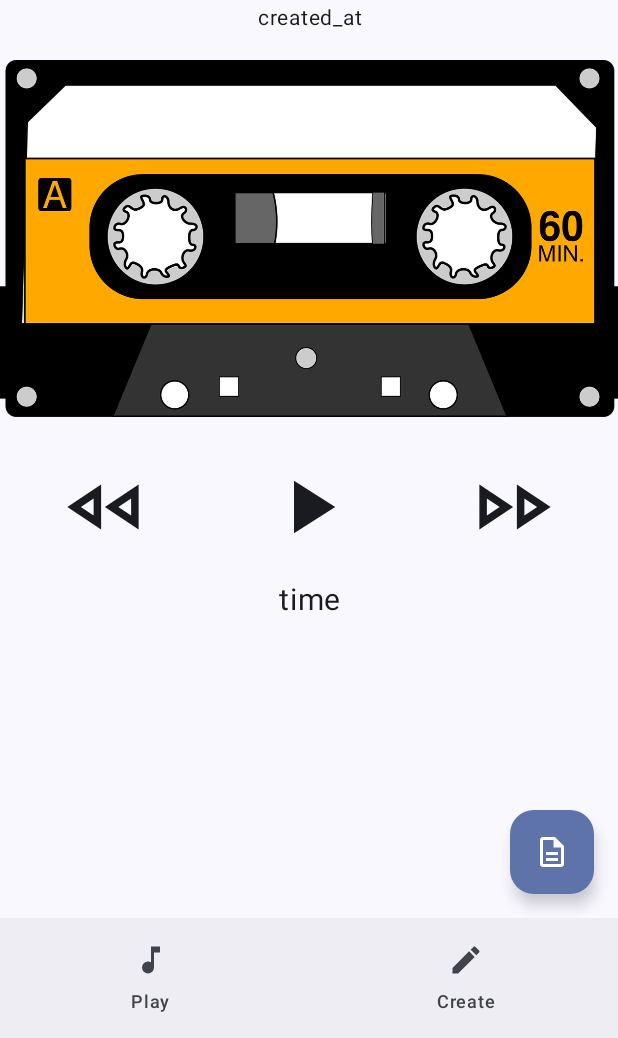
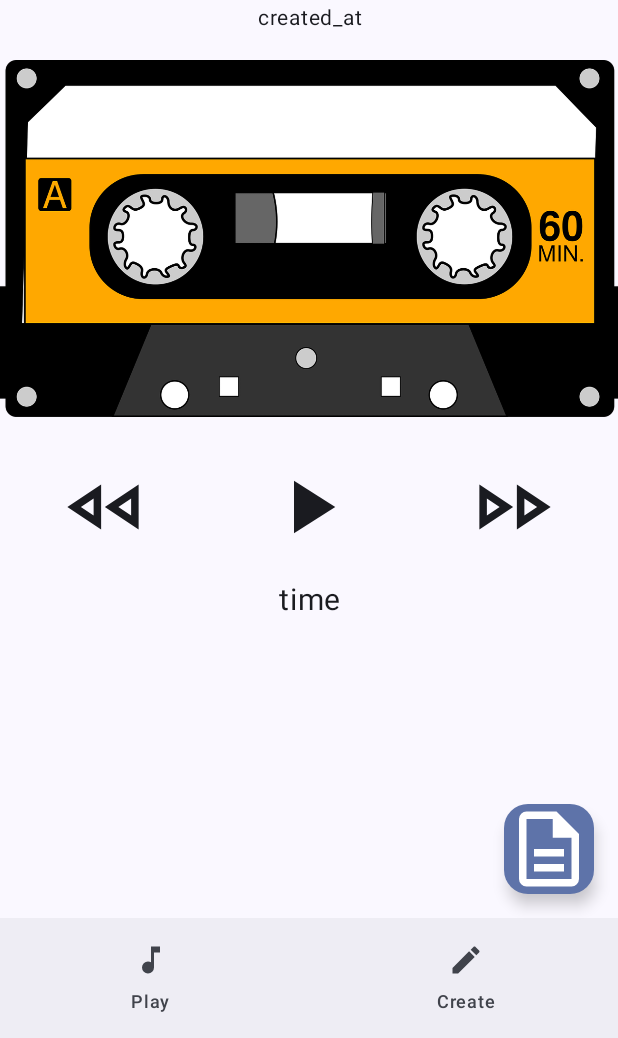
Before and after one commit to DeNA-Autumn-Hackathon2024-b/frontend, an Android app built with Jetpack Compose: the screen it shows after launch (MainActivity), on a phone screen of 412 x 824 dp, the part 198-1236 px from its top. Run offline under Robolectric (Android 15) with nearby library versions, the phone set to English and light mode, and no system bars; our stand-ins replace Dagger/Hilt's generated code.

Commit message:
微修正

```diff
--- a/app/src/main/java/com/dena/autum_hackathon_b/cassette/feature/play/PlayScreen.kt
+++ b/app/src/main/java/com/dena/autum_hackathon_b/cassette/feature/play/PlayScreen.kt
@@ -92,7 +92,8 @@ fun PlayScreen(modifier: Modifier = Modifier, screenState: PlayScreenState) {
             ) {
                 Icon(
                     painter = painterResource(id = R.drawable.description),
-                    contentDescription = "description"
+                    contentDescription = "description",
+                    modifier = Modifier.size(60.dp),
                 )
             }
         }
```
